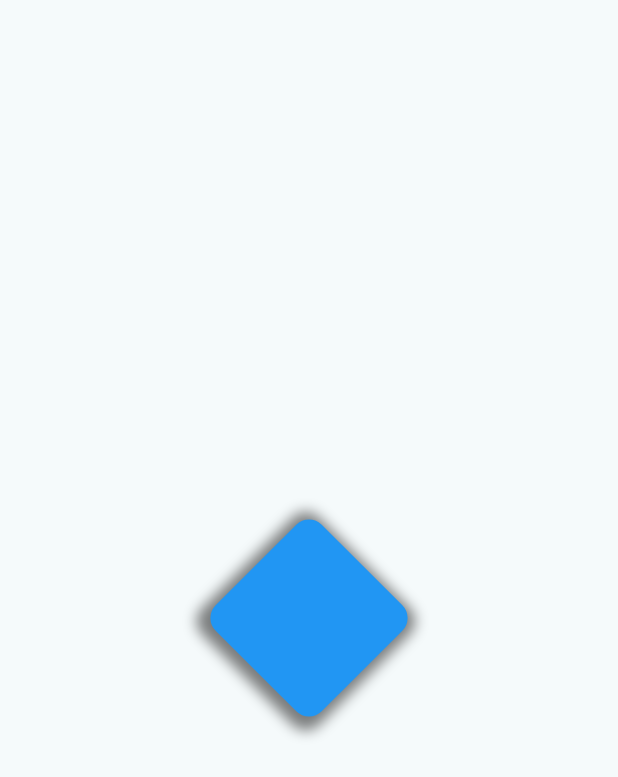
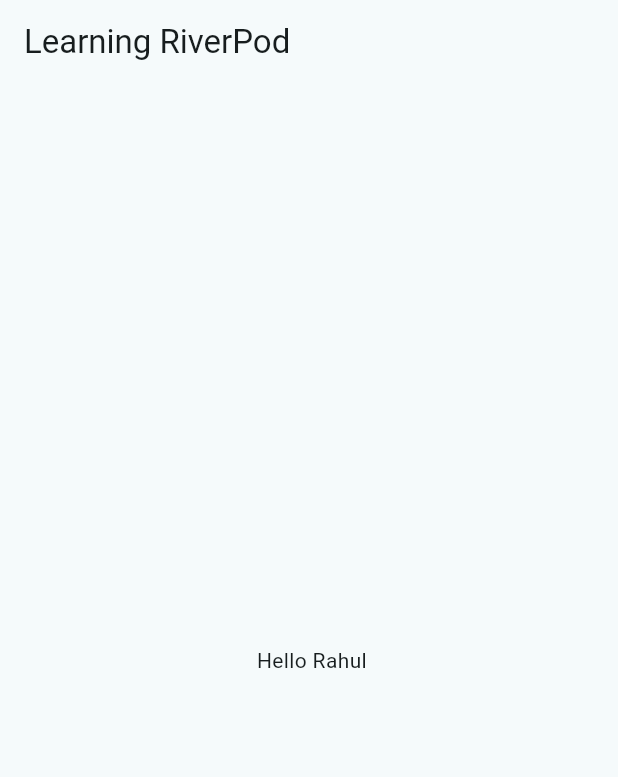
Before and after one commit to Rahul-naik92/flutter_animation, a Flutter app: the screen it shows after launch, on a phone screen of 412 x 824 dp. Shown: the top 777 px of the screen. Run offline on Flutter 3.47's test engine with Material 3 defaults, Android fonts, the phone set to English and light mode, and no system bars; our stand-ins replace flutter_riverpod.

Commit message:
usage of provider in riverpod

```diff
--- /dev/null
+++ b/lib/learning_riverpod.dart
@@ -0,0 +1,23 @@
+import 'package:flutter/material.dart';
+import 'package:flutter_riverpod/flutter_riverpod.dart';
+
+final nameProvider = Provider<String>((ref) {
+  return "Hello Rahul";
+});
+
+class LearningRiverPod extends ConsumerWidget {
+  const LearningRiverPod({super.key});
+
+  @override
+  Widget build(BuildContext context, WidgetRef ref) {
+    final name = ref.watch(nameProvider);
+    return Scaffold(
+      appBar: AppBar(
+        title: const Text("Learning RiverPod"),
+      ),
+      body: Center(
+        child: Text(" $name"),
+      ),
+    );
+  }
+}
--- a/lib/main.dart
+++ b/lib/main.dart
@@ -1,4 +1,5 @@
 import 'package:flutter/material.dart';
+import 'package:flutter_animation/learning_riverpod.dart';
 import 'dart:math' show pi;
 
 import 'package:flutter_riverpod/flutter_riverpod.dart';
@@ -18,7 +19,7 @@ class MyApp extends StatelessWidget {
         colorScheme: ColorScheme.fromSeed(seedColor: Colors.grey),
         useMaterial3: true,
       ),
-      home: const MyHomePage(),
+      home: const LearningRiverPod(),
     );
   }
 }
```
